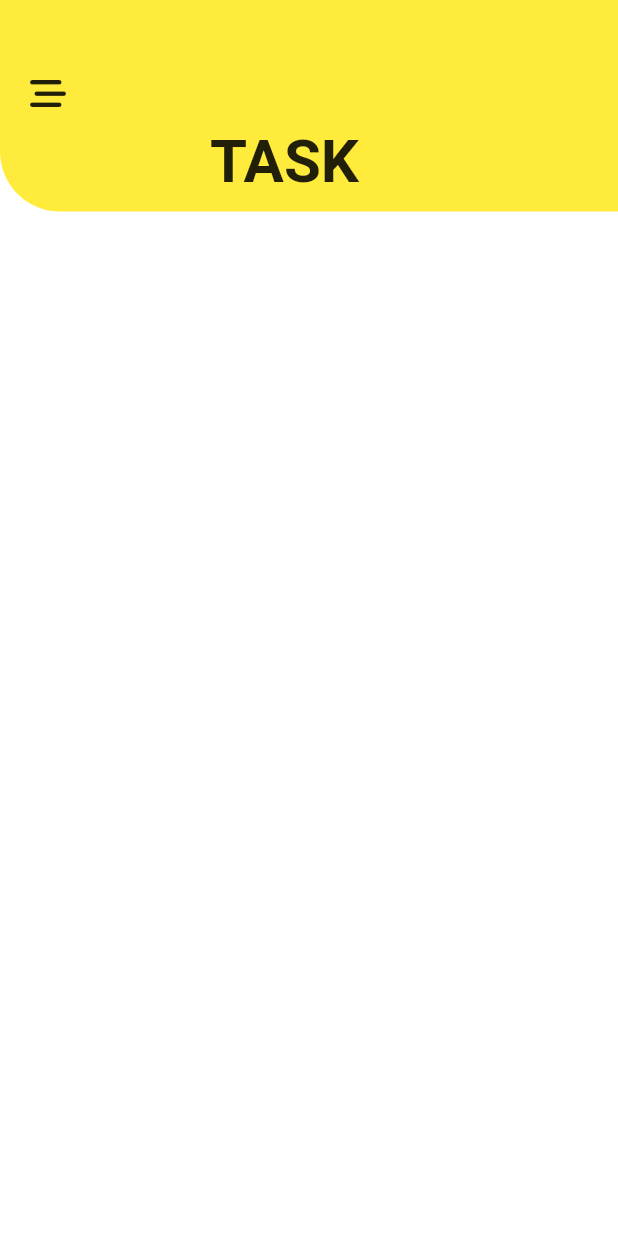
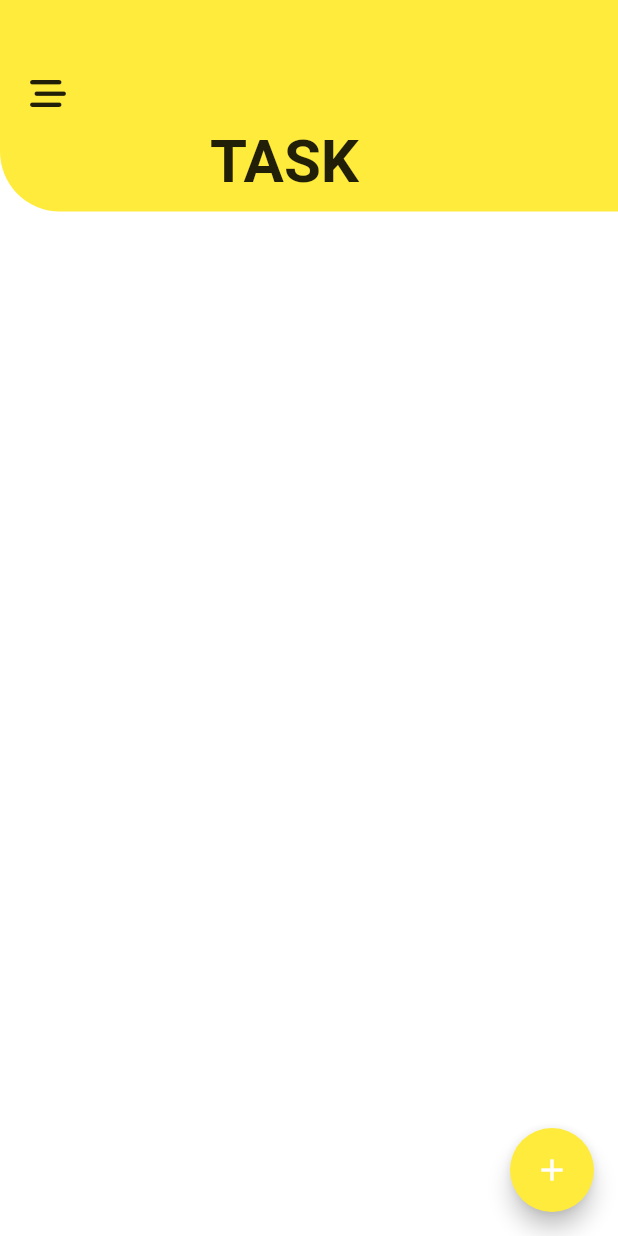
Before and after one commit to jonajoy142/Todo-App, a Flutter app: the screen it shows after launch, on a phone screen of 412 x 824 dp. Run offline on Flutter 3.47's test engine with Material 2 defaults, Android fonts, the phone set to English and light mode, and no system bars; our stand-ins replace font_awesome_flutter.

Commit message:
button added!

```diff
--- a/lib/screens/taskScreen.dart
+++ b/lib/screens/taskScreen.dart
@@ -43,6 +43,11 @@ class TaskScreen extends StatelessWidget {
           )
         ],
       ),
+      floatingActionButton: FloatingActionButton(
+        backgroundColor: Colors.yellow,
+        onPressed: (){},
+        child: Icon(Icons.add),
+      ),
 
     );
   }
```
